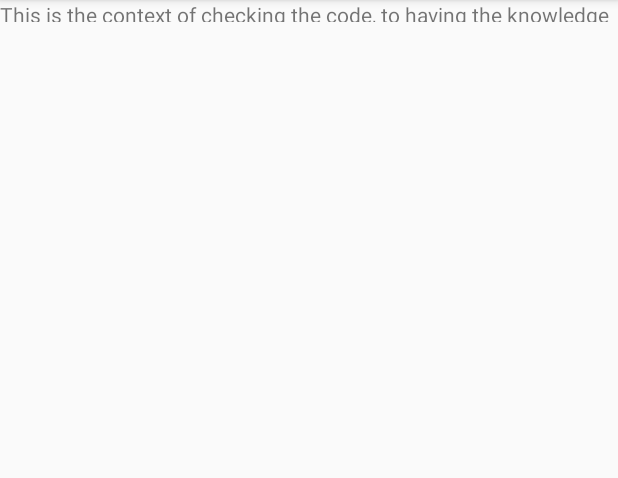
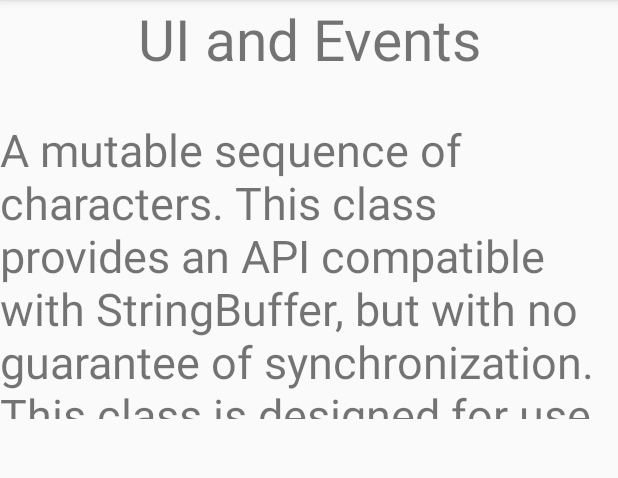
Before and after one commit to vikaschauhan1995/GoogleDev, an Android app: the screen it shows after launch (MainActivity), on a phone screen of 412 x 824 dp, the part 84-562 px from its top. Run offline under Robolectric (Android 15) with nearby library versions, the phone set to English and light mode, and no system bars.

Commit message:
Text and scrolling view.

```diff
--- a/app/src/main/java/com/example/googledev/MainActivity.java
+++ b/app/src/main/java/com/example/googledev/MainActivity.java
@@ -1,31 +1,15 @@
 package com.example.googledev;
 
 import android.os.Bundle;
-import android.util.Log;
-import android.widget.LinearLayout;
-import android.widget.TextView;
 
 import androidx.appcompat.app.AppCompatActivity;
 
-//import Linear.LayoutParams;
 
 public class MainActivity extends AppCompatActivity{
 
     @Override
     protected void onCreate(Bundle savedInstanceState) {
         super.onCreate(savedInstanceState);
-        //setContentView(R.layout.activity_main);
-        LinearLayout linearLayout = new LinearLayout(this);
-        linearLayout.setOrientation(LinearLayout.VERTICAL);
-
-        TextView myTextview =  new TextView(this);
-        myTextview.setWidth(LinearLayout.LayoutParams.MATCH_PARENT);
-        myTextview.setHeight(LinearLayout.LayoutParams.WRAP_CONTENT);
-        myTextview.setMinLines(3);
-        myTextview.setText(R.string.my_story);
-
-        linearLayout.addView(myTextview);
-        setContentView(linearLayout);
-
+        setContentView(R.layout.activity_main);
     }
 }
--- a/app/src/main/res/layout/activity_main.xml
+++ b/app/src/main/res/layout/activity_main.xml
@@ -16,4 +16,20 @@
         app:layout_constraintStart_toStartOf="parent"
         app:layout_constraintTop_toTopOf="parent"
         android:autoLink="web" />
+
+    <ScrollView
+        android:layout_width="409dp"
+        android:layout_height="200dp"
+        android:layout_marginTop="28dp"
+        app:layout_constraintTop_toBottomOf="@+id/t1"
+        tools:layout_editor_absoluteX="1dp">
+
+        <TextView
+            android:id="@+id/tv1"
+            android:layout_width="match_parent"
+            android:layout_height="wrap_content"
+            android:text="@string/my_story"
+            android:textSize="30sp" />
+    </ScrollView>
+
 </androidx.constraintlayout.widget.ConstraintLayout>
--- a/app/src/main/res/values/strings.xml
+++ b/app/src/main/res/values/strings.xml
@@ -1,8 +1,7 @@
 <resources>
     <string name="app_name">GoogleDev</string>
     <string name="my_story">
-        This is the context of checking the code, to having the knowledge of
-        generating the text view with the help of java code
+        A mutable sequence of characters. This class provides an API compatible with StringBuffer, but with no guarantee of synchronization. This class is designed for use as a drop-in replacement for StringBuffer in places where the string buffer was being used by a single thread (as is generally the case). Where possible, it is recommended that this class be used in preference to StringBuffer as it will be faster under most implementations.
     </string>
     <string name="another_story">
         This is an another story.
```
